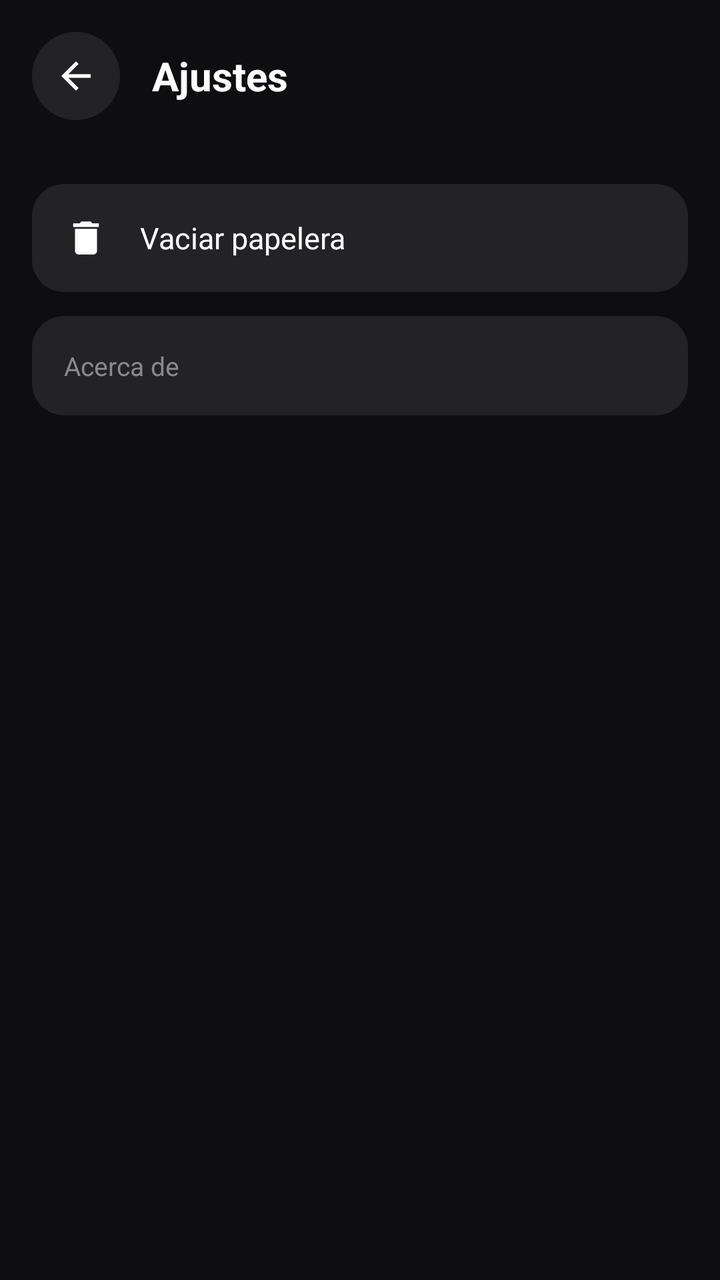
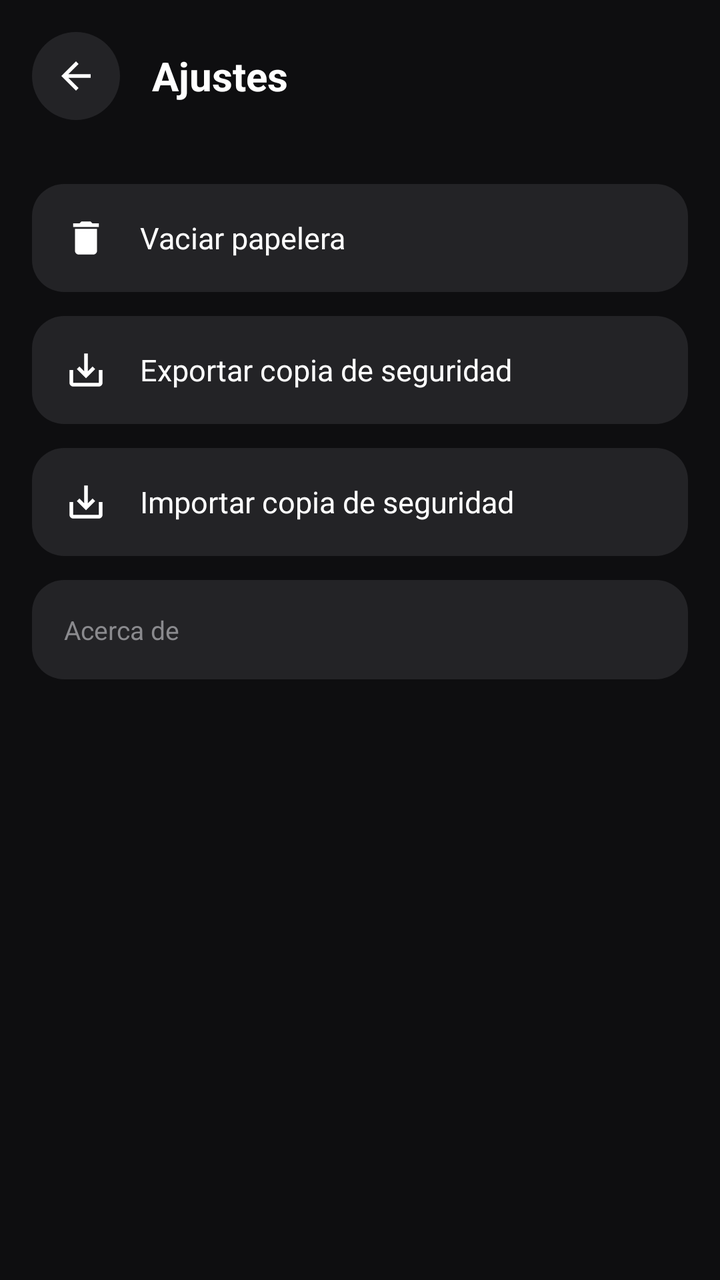

Screens rendered from an Android XML layout before and after an edit, with the pre-edit source and the edit as a unified diff.
<!-- AndroidManifest.xml: activity theme Theme.Tareas.Dialog -->
<!-- res/layout/activity_settings.xml -->
<?xml version="1.0" encoding="utf-8"?>
<LinearLayout xmlns:android="http://schemas.android.com/apk/res/android"
    android:layout_width="match_parent"
    android:layout_height="match_parent"
    android:orientation="vertical"
    android:background="@color/dark_bg">

    <RelativeLayout
        android:layout_width="match_parent"
        android:layout_height="wrap_content"
        android:padding="16dp">

        <ImageView
            android:id="@+id/backButton"
            android:layout_width="44dp"
            android:layout_height="44dp"
            android:layout_alignParentStart="true"
            android:background="@drawable/circle_button_dark"
            android:padding="11dp"
            android:src="@drawable/ic_back" />

        <TextView
            android:layout_width="wrap_content"
            android:layout_height="wrap_content"
            android:layout_centerVertical="true"
            android:layout_toEndOf="@id/backButton"
            android:layout_marginStart="16dp"
            android:text="@string/ajustes"
            android:textColor="@color/white"
            android:textSize="20sp"
            android:textStyle="bold" />

    </RelativeLayout>

    <LinearLayout
        android:layout_width="match_parent"
        android:layout_height="wrap_content"
        android:orientation="vertical"
        android:padding="16dp">

        <LinearLayout
            android:id="@+id/emptyTrashRow"
            android:layout_width="match_parent"
            android:layout_height="wrap_content"
            android:orientation="horizontal"
            android:gravity="center_vertical"
            android:background="@drawable/dark_row_background"
            android:padding="16dp"
            android:layout_marginBottom="12dp">

            <ImageView
                android:layout_width="22dp"
                android:layout_height="22dp"
                android:src="@drawable/ic_trash_outline"
                android:layout_marginEnd="16dp" />

            <TextView
                android:layout_width="0dp"
                android:layout_height="wrap_content"
                android:layout_weight="1"
                android:text="@string/vaciar_papelera"
                android:textColor="@color/white"
                android:textSize="15sp" />

        </LinearLayout>

        <TextView
            android:layout_width="match_parent"
            android:layout_height="wrap_content"
            android:background="@drawable/dark_row_background"
            android:padding="16dp"
            android:text="@string/acerca_de"
            android:textColor="@color/dark_text_secondary"
            android:textSize="13sp" />

    </LinearLayout>

</LinearLayout>
<!-- resources referenced by this layout -->
<resources>
  <color name="dark_bg">#0E0E10</color>
  <color name="dark_text_secondary">#8A8A8E</color>
  <color name="white">#FFFFFF</color>
  <!-- drawable circle_button_dark (drawable) -->
  <?xml version="1.0" encoding="utf-8"?>
  <shape xmlns:android="http://schemas.android.com/apk/res/android"
      android:shape="oval">
      <solid android:color="@color/dark_surface" />
  </shape>
  <!-- drawable dark_row_background (drawable) -->
  <?xml version="1.0" encoding="utf-8"?>
  <shape xmlns:android="http://schemas.android.com/apk/res/android"
      android:shape="rectangle">
      <solid android:color="@color/dark_surface" />
      <corners android:radius="16dp" />
  </shape>
  <!-- drawable ic_back (drawable) -->
  <?xml version="1.0" encoding="utf-8"?>
  <vector xmlns:android="http://schemas.android.com/apk/res/android"
      android:width="24dp"
      android:height="24dp"
      android:viewportWidth="24"
      android:viewportHeight="24"
      android:tint="@android:color/white">
      <path
          android:fillColor="@android:color/white"
          android:pathData="M20,11L7.83,11l5.59,-5.59L12,4l-8,8 8,8 1.41,-1.41L7.83,13L20,13z" />
  </vector>
  <!-- drawable ic_trash_outline (drawable) -->
  <?xml version="1.0" encoding="utf-8"?>
  <vector xmlns:android="http://schemas.android.com/apk/res/android"
      android:width="22dp"
      android:height="22dp"
      android:viewportWidth="24"
      android:viewportHeight="24"
      android:tint="@color/white">
      <path
          android:fillColor="@android:color/white"
          android:pathData="M6,19c0,1.1 0.9,2 2,2h8c1.1,0 2,-0.9 2,-2L18,7L6,7v12zM19,4h-3.5l-1,-1h-5l-1,1L5,4v2h14L19,4z" />
  </vector>
  <string name="acerca_de">Acerca de</string>
  <string name="ajustes">Ajustes</string>
  <string name="vaciar_papelera">Vaciar papelera</string>
  <style name="Theme.Tareas.Dialog" parent="Theme.MaterialComponents.DayNight.NoActionBar">
          <item name="android:statusBarColor">@color/dark_bg</item>
          <item name="android:windowBackground">@color/dark_bg</item>
          <item name="windowNoTitle">true</item>
      </style>
  <color name="dark_surface">#232326</color>
</resources>

<!-- the commit's change to res/layout/activity_settings.xml (unified diff, before → after) -->
@@ -64,6 +64,58 @@
 
         </LinearLayout>
 
+        <LinearLayout
+            android:id="@+id/exportRow"
+            android:layout_width="match_parent"
+            android:layout_height="wrap_content"
+            android:orientation="horizontal"
+            android:gravity="center_vertical"
+            android:background="@drawable/dark_row_background"
+            android:padding="16dp"
+            android:layout_marginBottom="12dp">
+
+            <ImageView
+                android:layout_width="22dp"
+                android:layout_height="22dp"
+                android:src="@drawable/ic_export"
+                android:layout_marginEnd="16dp" />
+
+            <TextView
+                android:layout_width="0dp"
+                android:layout_height="wrap_content"
+                android:layout_weight="1"
+                android:text="@string/exportar_backup"
+                android:textColor="@color/white"
+                android:textSize="15sp" />
+
+        </LinearLayout>
+
+        <LinearLayout
+            android:id="@+id/importRow"
+            android:layout_width="match_parent"
+            android:layout_height="wrap_content"
+            android:orientation="horizontal"
+            android:gravity="center_vertical"
+            android:background="@drawable/dark_row_background"
+            android:padding="16dp"
+            android:layout_marginBottom="12dp">
+
+            <ImageView
+                android:layout_width="22dp"
+                android:layout_height="22dp"
+                android:src="@drawable/ic_import"
+                android:layout_marginEnd="16dp" />
+
+            <TextView
+                android:layout_width="0dp"
+                android:layout_height="wrap_content"
+                android:layout_weight="1"
+                android:text="@string/importar_backup"
+                android:textColor="@color/white"
+                android:textSize="15sp" />
+
+        </LinearLayout>
+
         <TextView
             android:layout_width="match_parent"
             android:layout_height="wrap_content"
<!-- resource entries referenced after the edit -->
@@ -28,6 +28,18 @@
           android:fillColor="@android:color/white"
           android:pathData="M20,11L7.83,11l5.59,-5.59L12,4l-8,8 8,8 1.41,-1.41L7.83,13L20,13z" />
   </vector>
+  <!-- drawable ic_export (drawable) -->
+  <?xml version="1.0" encoding="utf-8"?>
+  <vector xmlns:android="http://schemas.android.com/apk/res/android"
+      android:width="22dp" android:height="22dp" android:viewportWidth="24" android:viewportHeight="24" android:tint="@color/white">
+      <path android:fillColor="@android:color/white" android:pathData="M19,12v7L5,19v-7L3,12v7c0,1.1 0.9,2 2,2h14c1.1,0 2,-0.9 2,-2v-7h-2zM13,12.67l2.59,-2.58L17,11.5l-5,5 -5,-5 1.41,-1.41L11,12.67L11,3h2z" />
+  </vector>
+  <!-- drawable ic_import (drawable) -->
+  <?xml version="1.0" encoding="utf-8"?>
+  <vector xmlns:android="http://schemas.android.com/apk/res/android"
+      android:width="22dp" android:height="22dp" android:viewportWidth="24" android:viewportHeight="24" android:tint="@color/white">
+      <path android:fillColor="@android:color/white" android:pathData="M19,12v7L5,19v-7L3,12v7c0,1.1 0.9,2 2,2h14c1.1,0 2,-0.9 2,-2v-7h-2zM13,3v9.67l2.59,-2.58L17,11.5l-5,5 -5,-5 1.41,-1.41L11,12.67L11,3h2z" />
+  </vector>
   <!-- drawable ic_trash_outline (drawable) -->
   <?xml version="1.0" encoding="utf-8"?>
   <vector xmlns:android="http://schemas.android.com/apk/res/android"
@@ -42,6 +54,8 @@
   </vector>
   <string name="acerca_de">Acerca de</string>
   <string name="ajustes">Ajustes</string>
+  <string name="exportar_backup">Exportar copia de seguridad</string>
+  <string name="importar_backup">Importar copia de seguridad</string>
   <string name="vaciar_papelera">Vaciar papelera</string>
   <style name="Theme.Tareas.Dialog" parent="Theme.MaterialComponents.DayNight.NoActionBar">
           <item name="android:statusBarColor">@color/dark_bg</item>
